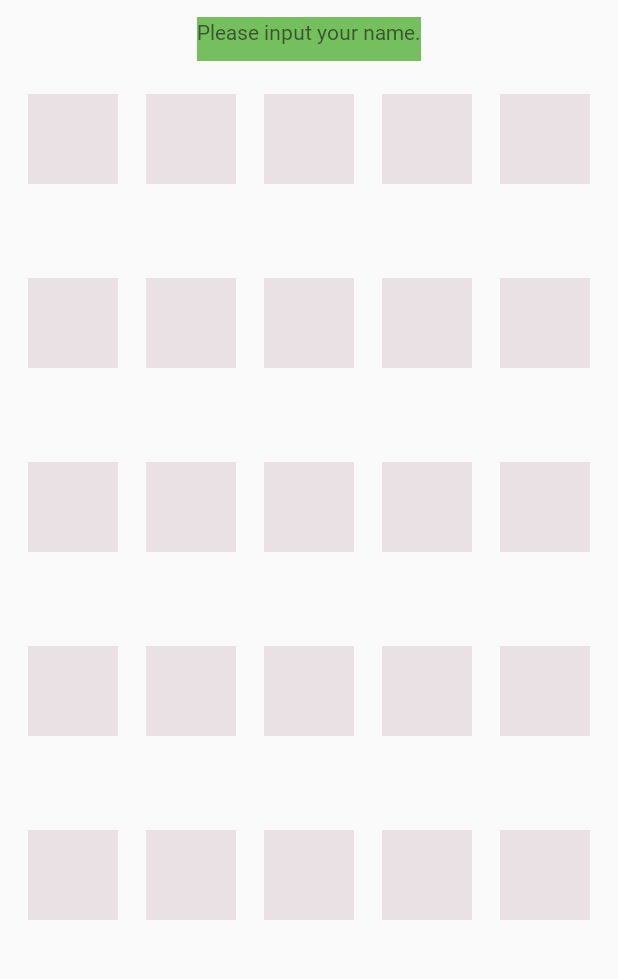
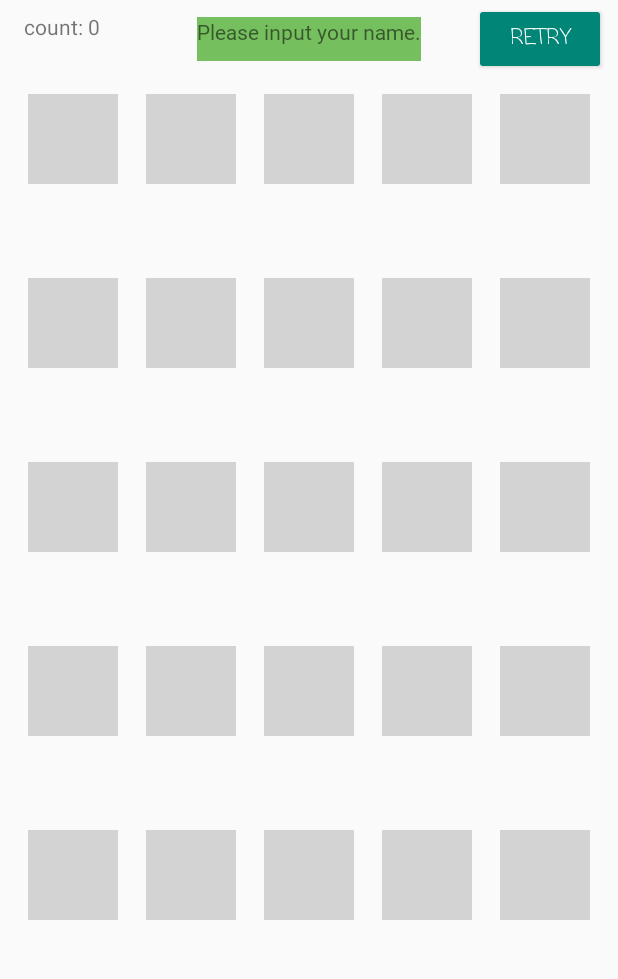
Before and after one commit to CMSC-23-B4L-2nd-Sem-2020/exercise-05-fragments-and-navigation-ConradLax, an Android app: the screen it shows after launch (MainActivity), after a tap on "DONE", on a phone screen of 412 x 824 dp, the part 222-1201 px from its top. Run offline under Robolectric (Android 15) with nearby library versions, the phone set to English and light mode, and no system bars.

Commit message:
chore: added retry button and count display for every clicks

```diff
--- a/app/src/main/java/com/example/lightsout/MainActivity.kt
+++ b/app/src/main/java/com/example/lightsout/MainActivity.kt
@@ -12,11 +12,11 @@ import android.widget.EditText
 import android.widget.TextView
 import kotlinx.android.synthetic.main.activity_main.*
 import kotlinx.android.synthetic.main.activity_main.view.*
+import org.w3c.dom.Text
 
 class MainActivity : AppCompatActivity() {
 
-//    val list: List<Int> = listOf(0,0,0,0,0,0,0,0,0,0,0,0,0,0,0,0,0,0,0,0,0,0,0,0,0)
-
+    var clickCounter=0
 
     override fun onCreate(savedInstanceState: Bundle?) {
         super.onCreate(savedInstanceState)
@@ -28,18 +28,39 @@ class MainActivity : AppCompatActivity() {
         findViewById<TextView>(R.id.nickname_text).setOnClickListener {
             updateNickname(it)
         }
+
+        findViewById<Button>(R.id.retry_button).setOnClickListener {
+            retryGame()
+        }
+
         setListeners()
+        didUserWin()
     }
+
+    //sets all variables of box to its original / initial "lights off" values
+    private fun retryGame(){
+        var test_data:TextView
+        for(item in (0..24)){
+            test_data = findViewById(getId(item))
+            test_data.setBackgroundColor(Color.LTGRAY)
+            test_data.text="0"
+        }
+    }
+
     //function for showing nickname
     private fun addNickname(view: View) {
         val editText = findViewById<EditText>(R.id.nickname_edit)       //gets a reference for the plaintext/edit text nickname_edit
         val nicknameTextView = findViewById<TextView>(R.id.nickname_text)   //gets a reference for the nickname_text textView
+        val retryBtn: Button = findViewById(R.id.retry_button)
+        val countBtn: TextView = findViewById(R.id.count_text)
 
         if(editText.text.isNotEmpty()){
             nicknameTextView.text = editText.text       //puts the nickname input of user to the nickname_text textView
             editText.visibility = View.GONE             //makes the nickname_edit invisible
             view.visibility = View.GONE                 //makes the button invisible (the view in the parameter will represent the button in the onCreate fxn)
             nicknameTextView.visibility = View.VISIBLE  //shows the nickname input of user
+            retryBtn.visibility = View.VISIBLE
+            countBtn.visibility = View.VISIBLE
 
             var test_data:TextView
             for(item in (0..24)){
@@ -53,6 +74,8 @@ class MainActivity : AppCompatActivity() {
             editText.visibility = View.GONE             //makes the nickname_edit invisible
             view.visibility = View.GONE                 //makes the button invisible (the view in the parameter will represent the button in the onCreate fxn)
             nicknameTextView.visibility = View.VISIBLE  //shows the nickname input of user
+            retryBtn.visibility = View.VISIBLE
+            countBtn.visibility = View.VISIBLE
 
             var test_data:TextView
             for(item in (0..24)) {
@@ -119,6 +142,7 @@ class MainActivity : AppCompatActivity() {
 
         return list[int]
     }
+
     //for checking if the user won the Lights Out game
     private fun didUserWin(){
         var counter = 0
@@ -132,10 +156,6 @@ class MainActivity : AppCompatActivity() {
         }
 
     }
-//    private fun isPressed(int: Int): Int{
-//        val list: List<Int> = listOf(0,0,0,0,0,0,0,0,0,0,0,0,0,0,0,0,0,0,0,0,0,0,0,0,0)
-//        return list[int]
-//    }
 
     //action to be done to check if adjacent boxes and the clicked box should turn off or on
     private fun decideColor(textView: TextView){
@@ -149,16 +169,28 @@ class MainActivity : AppCompatActivity() {
         }
     }
 
+
+
     //function that adds an action when a box is pressed
     private fun setListeners(){
         for(item in (0..24)){
             findViewById<TextView>(getId(item)).setOnClickListener{
                 makeColored(it)
+                countClicks()
             }
         }
+
     }
+
+    private fun countClicks(){
+        clickCounter+=1
+        val counterVar = findViewById<TextView>(R.id.count_text)
+        counterVar.text = getString(R.string.count_start).plus(clickCounter.toString())
+    }
+
     //colors the textbox
     private fun makeColored(view: View){
+
         val box_data = findViewById<TextView>(view.id)
         for (item in (0..24)){
             if(getId(item) == view.id){     //uses the values of each box to represent boolean values (if turned on(1) or off(0))
--- a/app/src/main/res/layout/activity_main.xml
+++ b/app/src/main/res/layout/activity_main.xml
@@ -222,10 +222,13 @@
         android:layout_width="wrap_content"
         android:layout_height="wrap_content"
         android:layout_margin="7dp"
+        android:layout_marginStart="96dp"
+        android:layout_marginTop="4dp"
         android:fontFamily="casual"
         android:gravity="center|center_vertical"
         android:text="@string/done"
         app:layout_constraintEnd_toEndOf="parent"
+        app:layout_constraintHorizontal_bias="0.537"
         app:layout_constraintStart_toStartOf="parent"
         app:layout_constraintTop_toBottomOf="@+id/nickname_edit" />
 
@@ -462,4 +465,31 @@
         app:layout_constraintTop_toBottomOf="@+id/done_button"
         app:layout_constraintVertical_bias="0.152" />
 
+    <Button
+        android:id="@+id/retry_button"
+        style="@style/Widget.AppCompat.Button.Colored"
+        android:layout_width="wrap_content"
+        android:layout_height="wrap_content"
+        android:layout_marginTop="2dp"
+        android:layout_marginEnd="8dp"
+        android:fontFamily="casual"
+        android:gravity="center|center_horizontal|center_vertical"
+        android:text="@string/retry"
+        android:visibility="gone"
+        app:layout_constraintEnd_toEndOf="parent"
+        app:layout_constraintHorizontal_bias="1.0"
+        app:layout_constraintStart_toStartOf="parent"
+        app:layout_constraintTop_toBottomOf="@+id/textView" />
+
+    <TextView
+        android:id="@+id/count_text"
+        android:layout_width="wrap_content"
+        android:layout_height="wrap_content"
+        android:layout_marginStart="16dp"
+        android:layout_marginTop="8dp"
+        android:text="@string/count"
+        android:visibility="gone"
+        app:layout_constraintStart_toStartOf="parent"
+        app:layout_constraintTop_toBottomOf="@+id/textView" />
+
 </androidx.constraintlayout.widget.ConstraintLayout>
--- a/app/src/main/res/values/colors.xml
+++ b/app/src/main/res/values/colors.xml
@@ -3,5 +3,5 @@
     <color name="colorPrimary">#008577</color>
     <color name="colorPrimaryDark">#00574B</color>
     <color name="colorAccent">#76bf5e</color>
-    <color name="box_color">#E9E1E3</color>
+    <color name="box_color">#D3D3D3</color>
 </resources>
--- a/app/src/main/res/values/strings.xml
+++ b/app/src/main/res/values/strings.xml
@@ -6,4 +6,7 @@
     <string name="response">Please input your name.</string>
     <string name="box_val">0</string>
     <string name="win_text">You Won!</string>
+    <string name="retry">Retry</string>
+    <string name="count">count: 0</string>
+    <string name="count_start">count: </string>
 </resources>
```
